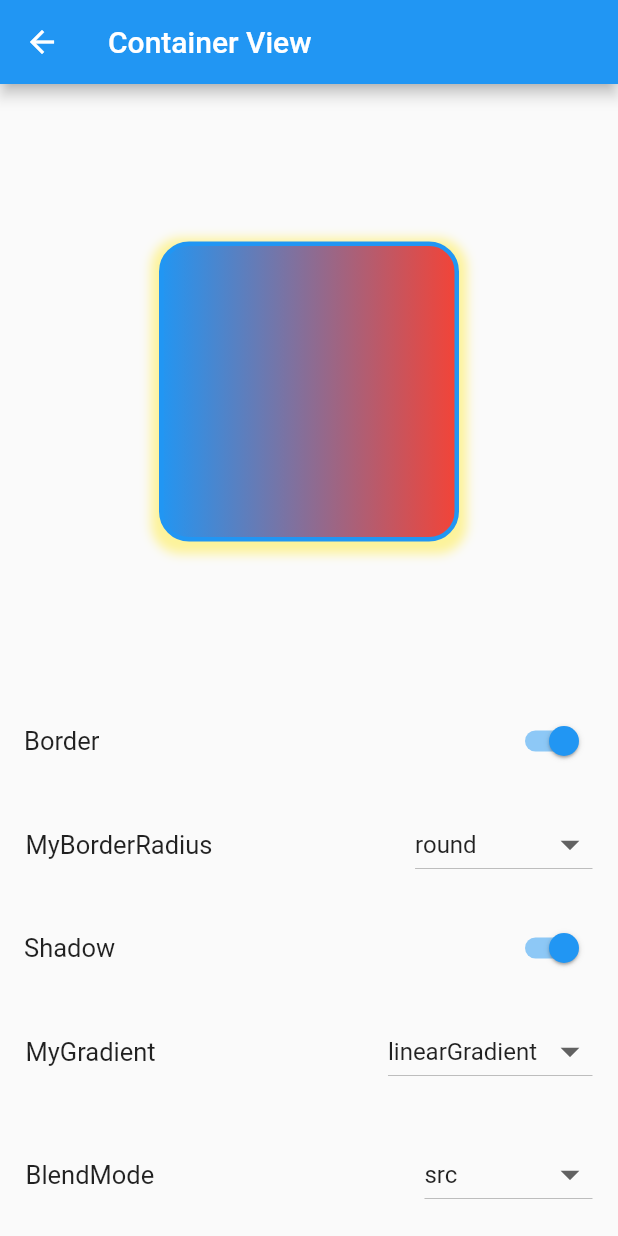
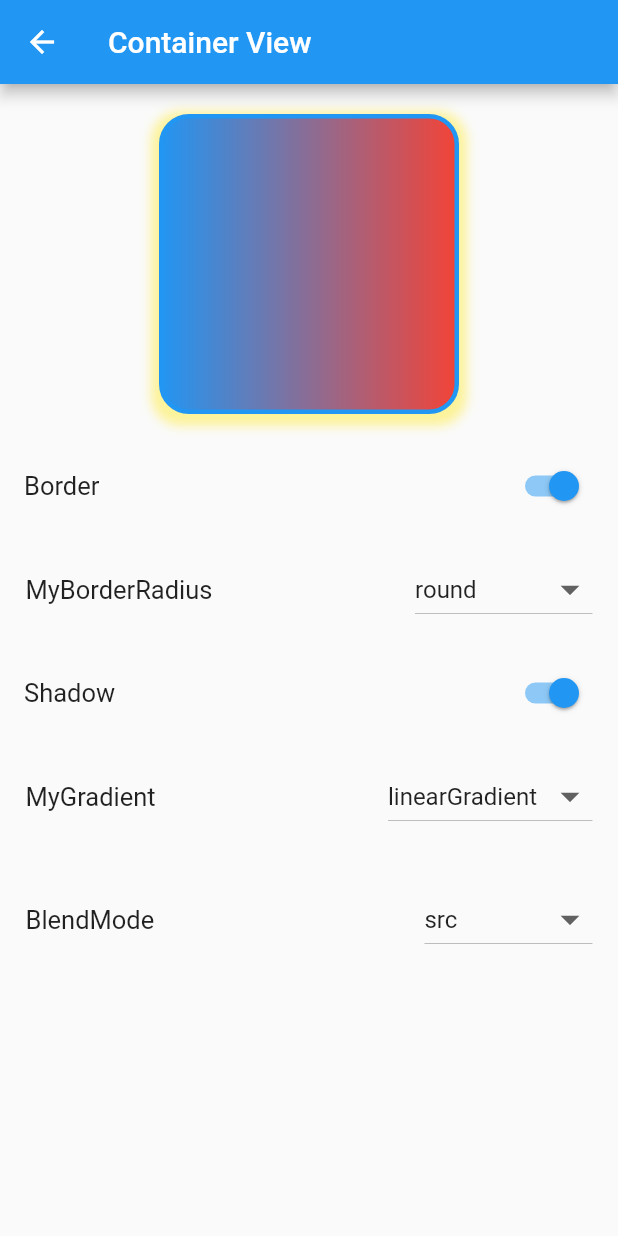
Before and after one commit to luke-nguyen-goldenowl/flutter_widget_app, a Flutter app: the ContainerView screen opened by its route, on a phone screen of 412 x 824 dp. Run offline on Flutter 3.47's test engine with Material 2 defaults, Android fonts, the phone set to English and light mode, and no system bars.

Commit message:
fix overflow container_view.dart, row_and_column.dart, stack_and_align.dart

```diff
--- a/lib/screens/container_view.dart
+++ b/lib/screens/container_view.dart
@@ -69,11 +69,7 @@ class _ContainerViewState extends State<ContainerView> {
     });
   }
 
-  BorderRadius? _onChangedBorderRadius(MyBorderRadius radius) {
-    return mapBorder[radius];
-  }
-
-  Gradient _onChangedBackground(MyGradient gradient) {
+  Gradient _getBackground(MyGradient gradient) {
     return _gradient == MyGradient.linearGradient
         ? const LinearGradient(
             begin: Alignment.centerLeft,
@@ -115,13 +111,11 @@ class _ContainerViewState extends State<ContainerView> {
       appBar: AppBar(
         title: const Text('Container View'),
       ),
-      body: Column(
-        children: [
-          Expanded(
+      body: SingleChildScrollView(
         child: Column(
-              mainAxisAlignment: MainAxisAlignment.center,
           children: [
             Container(
+              margin: const EdgeInsets.all(20),
               height: 200,
               width: 200,
               decoration: BoxDecoration(
@@ -132,7 +126,7 @@ class _ContainerViewState extends State<ContainerView> {
                         color: Colors.blue,
                       )
                     : null,
-                    borderRadius: _onChangedBorderRadius(_radius),
+                borderRadius: mapBorder[_radius],
                 boxShadow: _showShadow
                     ? [
                         BoxShadow(
@@ -143,11 +137,8 @@ class _ContainerViewState extends State<ContainerView> {
                         ),
                       ]
                     : null,
-                    gradient: _onChangedBackground(_gradient),
+                gradient: _getBackground(_gradient),
                 backgroundBlendMode: _blendMode,
-                  ),
-                ),
-              ],
               ),
             ),
             SwitchListTile(
@@ -195,6 +186,7 @@ class _ContainerViewState extends State<ContainerView> {
             ),
           ],
         ),
+      ),
     );
   }
 
```
Also changed, not shown: lib/screens/row_and_column.dart (+9 -10 lines), lib/screens/stack_and_align.dart (+12 -16 lines). Lines whose indentation alone changed are shown as unchanged.
